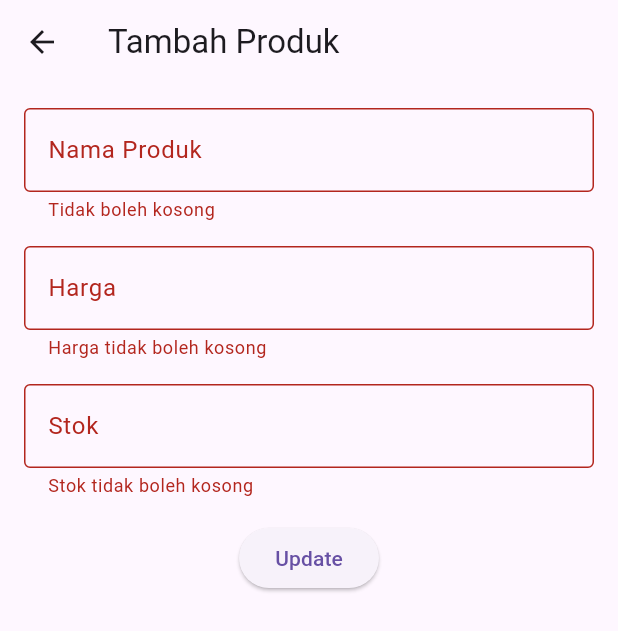
After one commit to Sonyabella/ukkkasiroke, a Flutter app: the addproduk screen opened directly, after a tap on "Update", on a phone screen of 412 x 824 dp. The commit adds this screen. Shown: the top 631 px of the screen. Run offline on Flutter 3.47's test engine with Material 3 defaults, Android fonts, the phone set to English and light mode, and no system bars; our stand-ins replace loading_animation_widget, supabase_flutter; accounts and stored records are empty.

Commit message:
commit kelima

```diff
--- a/lib/main.dart
+++ b/lib/main.dart
@@ -1,4 +1,5 @@
 import 'package:flutter/material.dart';
+import 'package:kasir_coba/pelanggan/indexpelanggan.dart';
 import 'home_page.dart';
 import 'package:supabase_flutter/supabase_flutter.dart';
 
@@ -16,7 +17,8 @@ class MyApp extends StatelessWidget {
   Widget build(BuildContext context) {
     return MaterialApp(
       debugShowCheckedModeBanner: false,
-      home: LoginPage(),
+       home: LoginPage(),
+      // home: PelangganTab(),
     );
   }
 }
--- a/lib/penjualan/indexpenjualan.dart
+++ b/lib/penjualan/indexpenjualan.dart
@@ -24,7 +24,7 @@ class _PenjualanTabState extends State<PenjualanTab> {
       isLoading = true;
     });
     try {
-      final response = await Supabase.instance.client.from('oenjualan').select();
+      final response = await Supabase.instance.client.from('penjualan').select();
       setState(() {
         penjualan = List<Map<String, dynamic>>.from(response);
         isLoading = false;
--- /dev/null
+++ b/lib/produk/insertproduk.dart
@@ -0,0 +1,110 @@
+import 'package:flutter/material.dart';
+import 'package:kasir_coba/add.dart';
+import 'package:kasir_coba/home_page.dart';
+import 'package:supabase_flutter/supabase_flutter.dart';
+
+class addproduk extends StatefulWidget {
+  const addproduk({super.key});
+
+  @override
+  State<addproduk> createState() => _addprodukState();
+}
+
+class _addprodukState extends State<addproduk> {
+  final _nmprd = TextEditingController();
+  final _harga = TextEditingController();
+  final _stok = TextEditingController();
+  final _formKey = GlobalKey<FormState>();
+
+  Future<void> produk() async{
+    if (_formKey.currentState!.validate()) {
+      final NamaProduk = _nmprd.text;
+      final Harga = double.tryParse(_harga.text) ?? 0;
+      final Stok = int.tryParse(_stok.text) ?? 0;
+
+      final response = await Supabase.instance.client.from('produk').insert(
+        {
+          'NamaProduk' : NamaProduk,
+          'Harga': Harga,
+          'Stok': Stok,
+        }
+      );
+      if (response != null) {
+        Navigator.pushReplacement(context,
+        MaterialPageRoute(builder: (context) => uii()),
+        );
+      } else {
+        Navigator.pushReplacement(context,
+        MaterialPageRoute(builder: (context) => uii()),
+        );
+      }
+    }
+  }
+  @override
+  Widget build(BuildContext context) {
+    return Scaffold(
+      appBar: AppBar(
+        title: Text('Tambah Produk'),
+      ),
+      body: Padding(
+        padding: EdgeInsets.all(16.0),
+        child: Form(
+          key: _formKey,
+          child: Column(
+            crossAxisAlignment: CrossAxisAlignment.center,
+            children: [
+              TextFormField(
+                controller: _nmprd,
+                decoration: InputDecoration(
+                  labelText: 'Nama Produk',
+                  border: OutlineInputBorder(),
+                ),
+                validator: (value) {
+                  if (value == null || value.isEmpty) {
+                    return 'Tidak boleh kosong';
+                  }
+                  return null;
+                },
+              ),
+              SizedBox(height: 16),
+              TextFormField(
+                controller: _harga,
+                keyboardType: TextInputType.number,
+                decoration: InputDecoration(
+                  labelText: 'Harga',
+                  border:OutlineInputBorder(),
+                ),
+                validator: (value) {
+                  if (value == null || value.isEmpty){
+                  return 'Harga tidak boleh kosong';
+                  }
+                  return null;
+                },
+              ),
+              SizedBox(height: 16),
+              TextFormField(
+                controller: _stok,
+                keyboardType: TextInputType.number,
+                decoration: InputDecoration(
+                  labelText: 'Stok',
+                  border: OutlineInputBorder(),
+                ),
+                validator: (value) {
+                  if (value == null || value.isEmpty) {
+                    return 'Stok tidak boleh kosong';
+                  }
+                  return null;
+                },
+              ),
+              const SizedBox(height: 16),
+              ElevatedButton(
+                onPressed: produk,
+                child: const Text('Update'),
+              ),
+            ],
+          ),
+        ),
+      ),
+    );
+  }
+}
```
Also changed, not shown: lib/home_page.dart (+7 -5 lines), lib/pelanggan/indexpelanggan.dart (+5 -2 lines), lib/pelanggan/updatepelanggan.dart (+6 -6 lines), lib/produk/hargaproduk.dart (deleted, +0 -80 lines), lib/produk/indexproduk.dart (added, +199 -0 lines), lib/produk/updateproduk.dart (added, +132 -0 lines), lib/login.dart (added).
